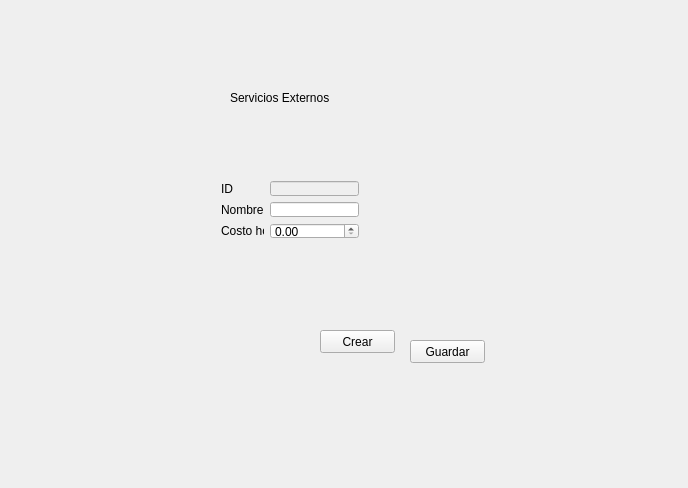
This is cosmec/formularioserexternos.ui in Exxu/cosmec-si as Qt 5 draws it before an edit. The edited form follows.
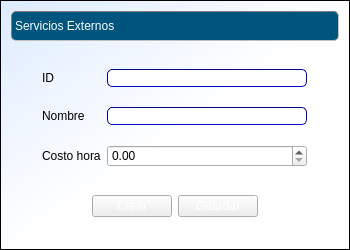
This is the edited form.

Commit message: formularios actualizados

The edit to the form file:
```diff
--- a/cosmec/formularioserexternos.ui
+++ b/cosmec/formularioserexternos.ui
@@ -6,23 +6,110 @@
    <rect>
     <x>0</x>
     <y>0</y>
-    <width>688</width>
-    <height>488</height>
+    <width>350</width>
+    <height>250</height>
    </rect>
   </property>
+  <property name="minimumSize">
+   <size>
+    <width>350</width>
+    <height>250</height>
+   </size>
+  </property>
   <property name="windowTitle">
    <string>formularioSerExternos</string>
   </property>
-  <widget class="QWidget" name="formLayoutWidget">
-   <property name="geometry">
-    <rect>
-     <x>210</x>
-     <y>170</y>
-     <width>160</width>
-     <height>80</height>
-    </rect>
-   </property>
+  <property name="styleSheet">
+   <string notr="true">QWidget#formularioSerExternos{
+background:qlineargradient(spread:pad, x1:0, y1:0, x2:1, y2:1, stop:0 rgba(221, 235, 255, 255), stop:0.522727 rgba(255, 255, 255, 255));
+border: 1px solid black;
+}
+.QFrame {
+ border: 1px inset gray;
+ border-radius: 5px;
+ background:  transparent;
+}
+QLabel#label {/*titulos de pág*/
+border: 1px inset gray;
+ border-radius: 5px;
+font: bold 12pt &quot;Calibri&quot;;
+background:rgb(0, 85, 127);
+color:white;
+qproperty-alignment: AlignCenter
+}
+QLabel#label_11 {/*foto*/
+border: 1px inset gray;
+qproperty-alignment: AlignCenter
+}
+QLabel{
+border: 0px;
+font: 11pt &quot;Arial&quot;;
+background: transparent;
+}
+.QPushButton {
+background: qlineargradient(
+  x1:0, y1:0, x2:0, y2:1,
+  stop:0 #68778e,
+  stop: 0.4 #5c637d
+  stop: 0.5 #717990,
+  stop:1 #bec1d2
+ );
+ color: white;
+}
+QLineEdit {
+     border: 1px inset darkblue;
+     border-radius: 5px;
+     background:white;
+     selection-background-color: darkgray;
+ }</string>
+  </property>
+  <layout class="QVBoxLayout" name="verticalLayout">
+   <item>
+    <widget class="QLabel" name="label">
+     <property name="minimumSize">
+      <size>
+       <width>0</width>
+       <height>30</height>
+      </size>
+     </property>
+     <property name="text">
+      <string>Servicios Externos</string>
+     </property>
+    </widget>
+   </item>
+   <item>
+    <spacer name="verticalSpacer">
+     <property name="orientation">
+      <enum>Qt::Vertical</enum>
+     </property>
+     <property name="sizeHint" stdset="0">
+      <size>
+       <width>20</width>
+       <height>40</height>
+      </size>
+     </property>
+    </spacer>
+   </item>
+   <item>
+    <layout class="QHBoxLayout" name="horizontalLayout">
+     <item>
+      <spacer name="horizontalSpacer">
+       <property name="orientation">
+        <enum>Qt::Horizontal</enum>
+       </property>
+       <property name="sizeHint" stdset="0">
+        <size>
+         <width>40</width>
+         <height>20</height>
+        </size>
+       </property>
+      </spacer>
+     </item>
+     <item>
    <layout class="QFormLayout" name="formLayout">
+       <property name="verticalSpacing">
+        <number>20</number>
+       </property>
     <item row="0" column="0">
      <widget class="QLabel" name="label_2">
       <property name="text">
@@ -42,6 +129,12 @@
       <property name="enabled">
        <bool>false</bool>
       </property>
+         <property name="minimumSize">
+          <size>
+           <width>200</width>
+           <height>0</height>
+          </size>
+         </property>
      </widget>
     </item>
     <item row="1" column="1">
@@ -62,46 +155,93 @@
      </widget>
     </item>
    </layout>
-  </widget>
-  <widget class="QLabel" name="label">
-   <property name="geometry">
-    <rect>
-     <x>230</x>
-     <y>90</y>
-     <width>141</width>
-     <height>16</height>
-    </rect>
-   </property>
-   <property name="text">
-    <string>Servicios Externos</string>
-   </property>
-  </widget>
+     </item>
+     <item>
+      <spacer name="horizontalSpacer_2">
+       <property name="orientation">
+        <enum>Qt::Horizontal</enum>
+       </property>
+       <property name="sizeHint" stdset="0">
+        <size>
+         <width>40</width>
+         <height>20</height>
+        </size>
+       </property>
+      </spacer>
+     </item>
+    </layout>
+   </item>
+   <item>
+    <spacer name="verticalSpacer_2">
+     <property name="orientation">
+      <enum>Qt::Vertical</enum>
+     </property>
+     <property name="sizeHint" stdset="0">
+      <size>
+       <width>20</width>
+       <height>40</height>
+      </size>
+     </property>
+    </spacer>
+   </item>
+   <item>
+    <layout class="QHBoxLayout" name="horizontalLayout_2">
+     <item>
+      <spacer name="horizontalSpacer_3">
+       <property name="orientation">
+        <enum>Qt::Horizontal</enum>
+       </property>
+       <property name="sizeHint" stdset="0">
+        <size>
+         <width>40</width>
+         <height>20</height>
+        </size>
+       </property>
+      </spacer>
+     </item>
+     <item>
   <widget class="QPushButton" name="pushButton">
-   <property name="geometry">
-    <rect>
-     <x>320</x>
-     <y>330</y>
-     <width>75</width>
-     <height>23</height>
-    </rect>
-   </property>
    <property name="text">
     <string>Crear</string>
    </property>
   </widget>
+     </item>
+     <item>
   <widget class="QPushButton" name="pushButton_2">
-   <property name="geometry">
-    <rect>
-     <x>410</x>
-     <y>340</y>
-     <width>75</width>
-     <height>23</height>
-    </rect>
-   </property>
    <property name="text">
     <string>Guardar</string>
    </property>
   </widget>
+     </item>
+     <item>
+      <spacer name="horizontalSpacer_4">
+       <property name="orientation">
+        <enum>Qt::Horizontal</enum>
+       </property>
+       <property name="sizeHint" stdset="0">
+        <size>
+         <width>40</width>
+         <height>20</height>
+        </size>
+       </property>
+      </spacer>
+     </item>
+    </layout>
+   </item>
+   <item>
+    <spacer name="verticalSpacer_3">
+     <property name="orientation">
+      <enum>Qt::Vertical</enum>
+     </property>
+     <property name="sizeHint" stdset="0">
+      <size>
+       <width>20</width>
+       <height>40</height>
+      </size>
+     </property>
+    </spacer>
+   </item>
+  </layout>
  </widget>
  <layoutdefault spacing="6" margin="11"/>
  <resources/>
```
Lines whose indentation alone changed are shown as unchanged. The commit also changes 25 other files.
